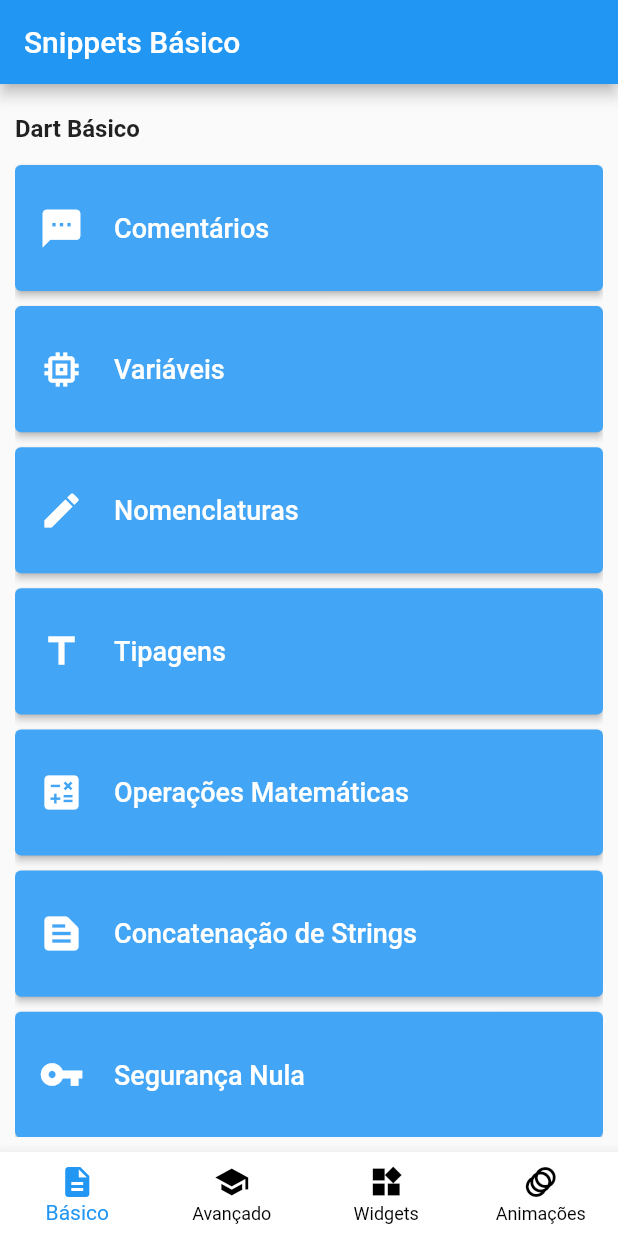
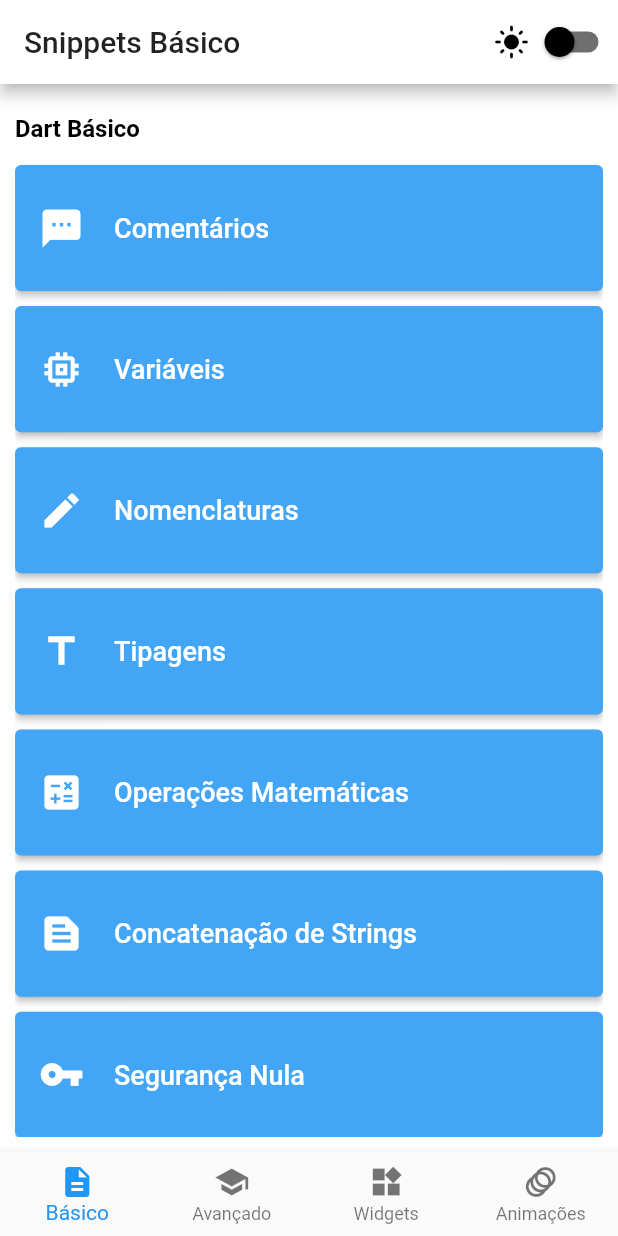
Before and after one commit to charleslana/flutter_snippets, a Flutter app: the screen it shows after launch, on a phone screen of 412 x 824 dp. Run offline on Flutter 3.47's test engine with Material 2 defaults, Android fonts, the phone set to English and light mode, and no system bars; our stand-ins replace shared_preferences.

Commit message:
feat(dark theme): add

```diff
--- a/lib/main.dart
+++ b/lib/main.dart
@@ -1,25 +1,40 @@
 import 'package:flutter/material.dart';
+import 'package:flutter_snippets/src/provider/theme_provider.dart';
 import 'package:flutter_snippets/src/routes/app_routes.dart';
-import 'package:flutter_snippets/src/views/snippet_advanced.dart';
-import 'package:flutter_snippets/src/views/snippet_animations.dart';
-import 'package:flutter_snippets/src/views/snippet_basic.dart';
-import 'package:flutter_snippets/src/views/snippet_filter.dart';
-import 'package:flutter_snippets/src/views/snippet_show.dart';
-import 'package:flutter_snippets/src/views/snippet_widgets.dart';
+import 'package:flutter_snippets/src/pages/snippet_advanced.dart';
+import 'package:flutter_snippets/src/pages/snippet_animations.dart';
+import 'package:flutter_snippets/src/pages/snippet_basic.dart';
+import 'package:flutter_snippets/src/pages/snippet_filter.dart';
+import 'package:flutter_snippets/src/pages/snippet_show.dart';
+import 'package:flutter_snippets/src/pages/snippet_widgets.dart';
+import 'package:provider/provider.dart';
+import 'package:shared_preferences/shared_preferences.dart';
 
-void main() {
-  runApp(MyApp());
+Future<void> main() async {
+  WidgetsFlutterBinding.ensureInitialized();
+  SharedPreferences prefs = await SharedPreferences.getInstance();
+  runApp(MyApp(prefs: prefs));
 }
 
 class MyApp extends StatelessWidget {
+  final SharedPreferences? prefs;
+  const MyApp({
+    Key? key,
+    this.prefs,
+  }) : super(key: key);
+
   @override
-  Widget build(BuildContext context) {
+  Widget build(BuildContext context) => ChangeNotifierProvider(
+        create: (context) => ThemeProvider(isOn: prefs!.getBool('isDarkMode')),
+        builder: (context, _) {
+          final themeProvider = Provider.of<ThemeProvider>(context);
+
           return MaterialApp(
             debugShowCheckedModeBanner: false,
             title: 'Flutter Snippets',
-      theme: ThemeData(
-        primarySwatch: Colors.blue,
-      ),
+            themeMode: themeProvider.themeMode,
+            theme: MyThemes.lighTheme,
+            darkTheme: MyThemes.darkTheme,
             initialRoute: AppRoutes.SNIPPET_BASIC,
             routes: {
               AppRoutes.SNIPPET_BASIC: (_) => SnippetBasic(),
@@ -30,5 +45,6 @@ class MyApp extends StatelessWidget {
               AppRoutes.SNIPPET_FILTER: (_) => SnippetFilter(),
             },
           );
+        },
+      );
 }
-}
--- a/lib/src/components/app_bar_with_tab.dart
+++ b/lib/src/components/app_bar_with_tab.dart
@@ -1,5 +1,6 @@
 import 'package:flutter/material.dart';
 import 'package:flutter_snippets/src/constants/app_constants.dart';
+import 'package:flutter_snippets/src/widget/change_theme_button_widget.dart';
 
 class AppBarWithTab extends StatelessWidget implements PreferredSizeWidget {
   final String text;
@@ -18,6 +19,9 @@ class AppBarWithTab extends StatelessWidget implements PreferredSizeWidget {
   Widget build(BuildContext context) {
     return AppBar(
       title: Text(text),
+      actions: [
+        ChangeThemeButtonWidget(),
+      ],
       bottom: TabBar(
         controller: tabController,
         tabs: [
--- a/lib/src/components/app_bottom_navigation_bar.dart
+++ b/lib/src/components/app_bottom_navigation_bar.dart
@@ -43,9 +43,6 @@ class AppBottomNavigationBar extends StatelessWidget {
     return BottomNavigationBar(
       currentIndex: index,
       onTap: (int index) => _navigateToScreens(index),
-      backgroundColor: Colors.white,
-      selectedItemColor: Colors.blue,
-      unselectedItemColor: Colors.black,
       type: BottomNavigationBarType.fixed,
       items: <BottomNavigationBarItem>[
         BottomNavigationBarItem(
--- a/lib/src/components/app_menu.dart
+++ b/lib/src/components/app_menu.dart
@@ -37,7 +37,6 @@ class AppMenu extends StatelessWidget {
           ],
         ),
         style: ElevatedButton.styleFrom(
-          primary: Colors.blue[400],
           minimumSize: Size(double.maxFinite, height),
         ),
         onPressed: onPressed,
--- a/lib/src/components/app_tab_bar_body.dart
+++ b/lib/src/components/app_tab_bar_body.dart
@@ -30,7 +30,6 @@ class AppTabBarBody extends StatelessWidget {
                     child: Text(
                       data,
                       style: TextStyle(
-                        fontWeight: FontWeight.bold,
                         fontSize: 16.0,
                       ),
                     ),
@@ -49,7 +48,6 @@ class AppTabBarBody extends StatelessWidget {
                     child: Text(
                       data,
                       style: TextStyle(
-                        fontWeight: FontWeight.bold,
                         fontSize: 16.0,
                       ),
                     ),
@@ -60,12 +58,11 @@ class AppTabBarBody extends StatelessWidget {
                   child: Align(
                     alignment: Alignment.topRight,
                     child: CircleAvatar(
+                      backgroundColor: Theme.of(context).scaffoldBackgroundColor,
                       radius: 20,
-                      backgroundColor: Colors.blue[400],
                       child: IconButton(
                         icon: Icon(
                           Icons.content_copy,
-                          color: Colors.white,
                         ),
                         onPressed: () => AppUtils().copyCode(data, context),
                       ),
--- a/lib/src/views/snippet_advanced.dart
+++ b/lib/src/pages/snippet_advanced.dart
@@ -6,6 +6,7 @@ import 'package:flutter_snippets/src/models/snippet_filter_list_model.dart';
 import 'package:flutter_snippets/src/models/snippet_filter_model.dart';
 import 'package:flutter_snippets/src/models/snippet_show_model.dart';
 import 'package:flutter_snippets/src/routes/app_routes.dart';
+import 'package:flutter_snippets/src/widget/change_theme_button_widget.dart';
 
 class SnippetAdvanced extends StatelessWidget {
   const SnippetAdvanced({Key? key}) : super(key: key);
@@ -16,6 +17,9 @@ class SnippetAdvanced extends StatelessWidget {
       child: Scaffold(
         appBar: AppBar(
           title: Text(AppConstants.TEXT_TITLE_ADVANCED),
+          actions: [
+            ChangeThemeButtonWidget(),
+          ],
         ),
         body: Padding(
           padding: EdgeInsets.all(10.0),
@@ -28,6 +32,7 @@ class SnippetAdvanced extends StatelessWidget {
                   style: TextStyle(
                     fontWeight: FontWeight.bold,
                     fontSize: 16.0,
+                    color: Theme.of(context).iconTheme.color,
                   ),
                 ),
               ),
--- a/lib/src/views/snippet_animations.dart
+++ b/lib/src/pages/snippet_animations.dart
@@ -1,6 +1,7 @@
 import 'package:flutter/material.dart';
 import 'package:flutter_snippets/src/components/app_bottom_navigation_bar.dart';
 import 'package:flutter_snippets/src/constants/app_constants.dart';
+import 'package:flutter_snippets/src/widget/change_theme_button_widget.dart';
 
 class SnippetAnimations extends StatelessWidget {
   const SnippetAnimations({Key? key}) : super(key: key);
@@ -11,6 +12,9 @@ class SnippetAnimations extends StatelessWidget {
       child: Scaffold(
         appBar: AppBar(
           title: Text(AppConstants.TEXT_TITLE_ANIMATIONS),
+          actions: [
+            ChangeThemeButtonWidget(),
+          ],
         ),
         body: Center(
           child: Text('Animações'),
--- a/lib/src/views/snippet_basic.dart
+++ b/lib/src/pages/snippet_basic.dart
@@ -4,6 +4,7 @@ import 'package:flutter_snippets/src/components/app_menu.dart';
 import 'package:flutter_snippets/src/constants/app_constants.dart';
 import 'package:flutter_snippets/src/models/snippet_show_model.dart';
 import 'package:flutter_snippets/src/routes/app_routes.dart';
+import 'package:flutter_snippets/src/widget/change_theme_button_widget.dart';
 
 class SnippetBasic extends StatelessWidget {
   const SnippetBasic({Key? key}) : super(key: key);
@@ -14,6 +15,9 @@ class SnippetBasic extends StatelessWidget {
       child: Scaffold(
         appBar: AppBar(
           title: Text(AppConstants.TEXT_TITLE_BASIC),
+          actions: [
+            ChangeThemeButtonWidget(),
+          ],
         ),
         body: Padding(
           padding: EdgeInsets.all(10.0),
@@ -26,6 +30,7 @@ class SnippetBasic extends StatelessWidget {
                   style: TextStyle(
                     fontWeight: FontWeight.bold,
                     fontSize: 16.0,
+                    color: Theme.of(context).iconTheme.color,
                   ),
                 ),
               ),
--- a/lib/src/views/snippet_widgets.dart
+++ b/lib/src/pages/snippet_widgets.dart
@@ -9,6 +9,7 @@ import 'package:flutter_snippets/src/routes/app_routes.dart';
 import 'package:flutter_snippets/src/snippets/snippet_safe_area.dart';
 import 'package:flutter_snippets/src/snippets/snippet_stateful.dart';
 import 'package:flutter_snippets/src/snippets/snippet_stateless.dart';
+import 'package:flutter_snippets/src/widget/change_theme_button_widget.dart';
 
 class SnippetWidgets extends StatelessWidget {
   const SnippetWidgets({Key? key}) : super(key: key);
@@ -19,6 +20,9 @@ class SnippetWidgets extends StatelessWidget {
       child: Scaffold(
         appBar: AppBar(
           title: Text(AppConstants.TEXT_TITLE_WIDGETS),
+          actions: [
+            ChangeThemeButtonWidget(),
+          ],
         ),
         body: Padding(
           padding: EdgeInsets.all(10.0),
@@ -31,6 +35,7 @@ class SnippetWidgets extends StatelessWidget {
                   style: TextStyle(
                     fontWeight: FontWeight.bold,
                     fontSize: 16.0,
+                    color: Theme.of(context).iconTheme.color,
                   ),
                 ),
               ),
--- /dev/null
+++ b/lib/src/provider/theme_provider.dart
@@ -0,0 +1,86 @@
+import 'package:flutter/material.dart';
+import 'package:shared_preferences/shared_preferences.dart';
+
+class ThemeProvider extends ChangeNotifier {
+  ThemeMode themeMode = ThemeMode.system;
+
+  bool get isDarkMode => themeMode == ThemeMode.dark;
+
+  Future<void> toggleTheme(bool isOn) async {
+    SharedPreferences prefs = await SharedPreferences.getInstance();
+    if (isOn) {
+      themeMode = ThemeMode.dark;
+      prefs.setBool('isDarkMode', true);
+    } else {
+      themeMode = ThemeMode.light;
+      prefs.setBool('isDarkMode', false);
+    }
+    notifyListeners();
+  }
+
+  ThemeProvider({required dynamic isOn}) {
+    themeMode = isOn == null
+        ? ThemeMode.system
+        : isOn == true
+            ? ThemeMode.dark
+            : ThemeMode.light;
+  }
+}
+
+class MyThemes {
+  static final darkTheme = ThemeData(
+    scaffoldBackgroundColor: Colors.grey.shade900,
+    colorScheme: ColorScheme.dark(),
+    bottomNavigationBarTheme: BottomNavigationBarThemeData(
+      selectedItemColor: Colors.purple.shade200,
+    ),
+    textButtonTheme: TextButtonThemeData(
+      style: TextButton.styleFrom(
+        backgroundColor: Colors.deepPurple,
+        primary: Colors.black,
+      ),
+    ),
+    elevatedButtonTheme: ElevatedButtonThemeData(
+      style: TextButton.styleFrom(
+        backgroundColor: Colors.deepPurple,
+        primary: Colors.black,
+      ),
+    ),
+    switchTheme: SwitchThemeData(
+      thumbColor: MaterialStateProperty.all(Colors.white),
+      trackColor: MaterialStateProperty.all(Colors.white.withAlpha(400)),
+    ),
+    primaryColor: Colors.black,
+    iconTheme: IconThemeData(
+      color: Colors.deepPurple,
+    ),
+  );
+
+  static final lighTheme = ThemeData(
+    scaffoldBackgroundColor: Colors.white,
+    colorScheme: ColorScheme.light(),
+    bottomNavigationBarTheme: BottomNavigationBarThemeData(
+      selectedItemColor: Colors.blue,
+    ),
+    textButtonTheme: TextButtonThemeData(
+      style: TextButton.styleFrom(
+        backgroundColor: Colors.blue[400],
+        primary: Colors.white,
+      ),
+    ),
+    elevatedButtonTheme: ElevatedButtonThemeData(
+      style: TextButton.styleFrom(
+        backgroundColor: Colors.blue[400],
+        primary: Colors.white,
+      ),
+    ),
+    switchTheme: SwitchThemeData(
+      thumbColor: MaterialStateProperty.all(Colors.black),
+      trackColor: MaterialStateProperty.all(Colors.black.withAlpha(400)),
+    ),
+    primaryColor: Colors.white,
+    iconTheme: IconThemeData(
+      color: Colors.black,
+    ),
+  );
+}
--- /dev/null
+++ b/lib/src/widget/change_theme_button_widget.dart
@@ -0,0 +1,27 @@
+import 'package:flutter/material.dart';
+import 'package:flutter_snippets/src/provider/theme_provider.dart';
+import 'package:provider/provider.dart';
+
+class ChangeThemeButtonWidget extends StatelessWidget {
+  const ChangeThemeButtonWidget({Key? key}) : super(key: key);
+
+  @override
+  Widget build(BuildContext context) {
+    final themeProvider = Provider.of<ThemeProvider>(context);
+
+    return Row(
+      children: [
+        themeProvider.isDarkMode
+            ? Icon(Icons.dark_mode)
+            : Icon(Icons.light_mode),
+        Switch.adaptive(
+          value: themeProvider.isDarkMode,
+          onChanged: (value) {
+            final provider = Provider.of<ThemeProvider>(context, listen: false);
+            provider.toggleTheme(value);
+          },
+        ),
+      ],
+    );
+  }
+}
--- a/pubspec.yaml
+++ b/pubspec.yaml
@@ -28,6 +28,8 @@ dependencies:
   # The following adds the Cupertino Icons font to your application.
   # Use with the CupertinoIcons class for iOS style icons.
   cupertino_icons: ^1.0.2
+  provider: ^5.0.0
+  shared_preferences: ^2.0.6
 
 dev_dependencies:
   flutter_test:
```
Also changed, not shown: lib/src/pages/snippet_filter.dart (renamed from lib/src/views/snippet_filter.dart, +4 -7 lines), lib/src/snippets/snippet_stateful.dart (+0 -9 lines), lib/src/pages/snippet_show.dart (renamed from lib/src/views/snippet_show.dart), pubspec.lock. Lines whose indentation alone changed are shown as unchanged.
